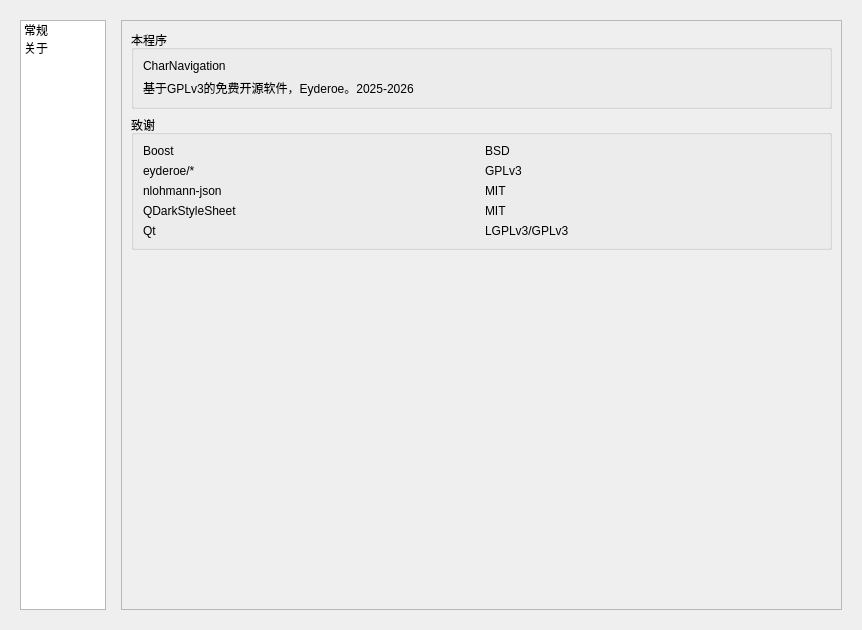
The window that src/gui/options_widget.ui (Eyderoe/ChartNavigation) describes before a commit, drawn with Qt 5.
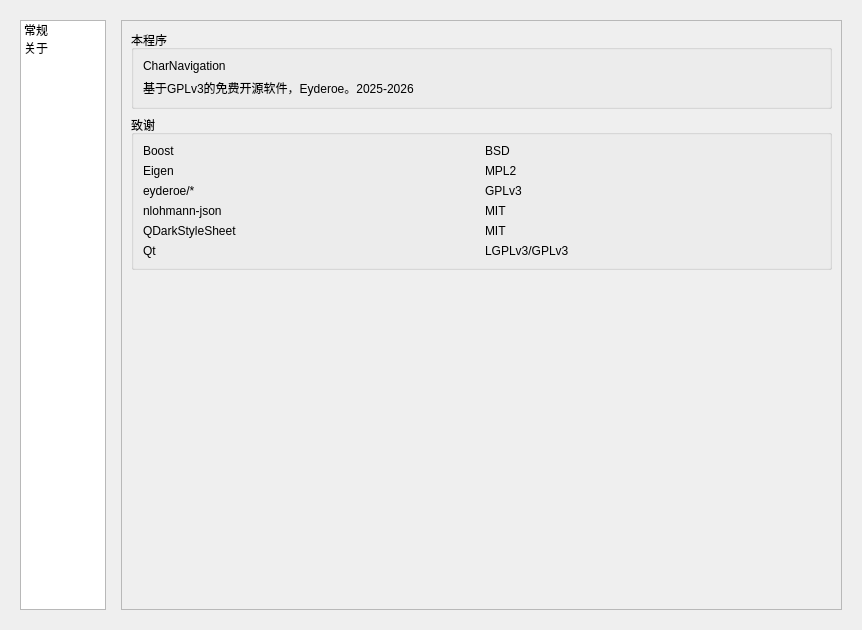
The same window after the commit. The open tabs and pages were chosen to show the change.

```diff
--- a/src/gui/options_widget.ui
+++ b/src/gui/options_widget.ui
@@ -461,8 +461,8 @@
            <rect>
             <x>0</x>
             <y>0</y>
-            <width>350</width>
-            <height>279</height>
+            <width>716</width>
+            <height>580</height>
            </rect>
           </property>
           <layout class="QVBoxLayout" name="verticalLayout_7">
@@ -503,24 +503,17 @@
              <layout class="QHBoxLayout" name="horizontalLayout_6">
               <item>
                <layout class="QGridLayout" name="gridLayout">
-                <item row="4" column="1">
-                 <widget class="QLabel" name="label_18">
-                  <property name="text">
-                   <string>LGPLv3/GPLv3</string>
-                  </property>
-                 </widget>
-                </item>
-                <item row="1" column="0">
+                <item row="2" column="0">
                  <widget class="QLabel" name="label_13">
                   <property name="text">
                    <string>eyderoe/*</string>
                   </property>
                  </widget>
                 </item>
-                <item row="2" column="0">
-                 <widget class="QLabel" name="label_15">
+                <item row="5" column="0">
+                 <widget class="QLabel" name="label_17">
                   <property name="text">
-                   <string>nlohmann-json</string>
+                   <string>Qt</string>
                   </property>
                  </widget>
                 </item>
@@ -531,20 +524,6 @@
                   </property>
                  </widget>
                 </item>
-                <item row="4" column="0">
-                 <widget class="QLabel" name="label_17">
-                  <property name="text">
-                   <string>Qt</string>
-                  </property>
-                 </widget>
-                </item>
-                <item row="1" column="1">
-                 <widget class="QLabel" name="label_14">
-                  <property name="text">
-                   <string>GPLv3</string>
-                  </property>
-                 </widget>
-                </item>
                 <item row="0" column="1">
                  <widget class="QLabel" name="label_12">
                   <property name="text">
@@ -552,14 +531,28 @@
                   </property>
                  </widget>
                 </item>
-                <item row="2" column="1">
-                 <widget class="QLabel" name="label_16">
-                  <property name="text">
-                   <string>MIT</string>
-                  </property>
-                 </widget>
-                </item>
                 <item row="3" column="0">
+                 <widget class="QLabel" name="label_15">
+                  <property name="text">
+                   <string>nlohmann-json</string>
+                  </property>
+                 </widget>
+                </item>
+                <item row="5" column="1">
+                 <widget class="QLabel" name="label_18">
+                  <property name="text">
+                   <string>LGPLv3/GPLv3</string>
+                  </property>
+                 </widget>
+                </item>
+                <item row="4" column="1">
+                 <widget class="QLabel" name="label_20">
+                  <property name="text">
+                   <string>MIT</string>
+                  </property>
+                 </widget>
+                </item>
+                <item row="4" column="0">
                  <widget class="QLabel" name="label_19">
                   <property name="text">
                    <string>QDarkStyleSheet</string>
@@ -567,12 +560,33 @@
                  </widget>
                 </item>
                 <item row="3" column="1">
-                 <widget class="QLabel" name="label_20">
+                 <widget class="QLabel" name="label_16">
                   <property name="text">
                    <string>MIT</string>
                   </property>
                  </widget>
                 </item>
+                <item row="2" column="1">
+                 <widget class="QLabel" name="label_14">
+                  <property name="text">
+                   <string>GPLv3</string>
+                  </property>
+                 </widget>
+                </item>
+                <item row="1" column="0">
+                 <widget class="QLabel" name="label_8">
+                  <property name="text">
+                   <string>Eigen</string>
+                  </property>
+                 </widget>
+                </item>
+                <item row="1" column="1">
+                 <widget class="QLabel" name="label_21">
+                  <property name="text">
+                   <string>MPL2</string>
+                  </property>
+                 </widget>
+                </item>
                </layout>
               </item>
              </layout>
```
Left out of the diff: 4 changed lines with no effect on the pictures.
